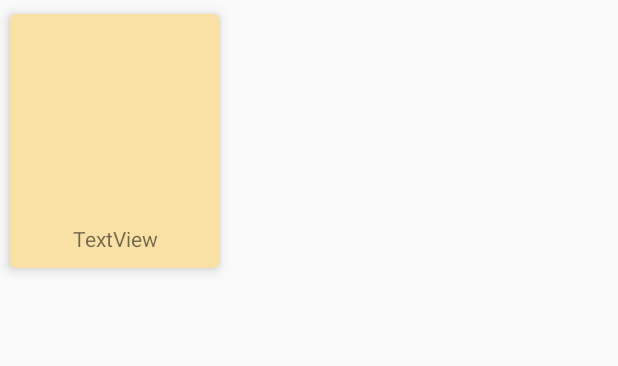
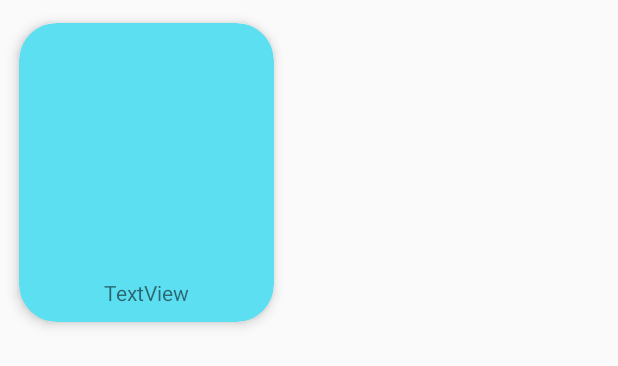
Before and after one commit to saraardila/RickAndMortyAppTest, an Android app: the layout character_view_holder.xml on its own in the app's theme, with its tools: preview values and no code run, on a phone screen of 412 x 824 dp. Shown: the top 366 px of the screen. Run offline under Robolectric (Android 15) with nearby library versions, the phone set to English and light mode, and no system bars.

Commit message:
Cambios visuales, versión estable

```diff
--- a/app/src/main/java/com/nawin/rickandmortyapptest/ui/MainActivity.java
+++ b/app/src/main/java/com/nawin/rickandmortyapptest/ui/MainActivity.java
@@ -7,6 +7,7 @@ import android.widget.Toast;
 import androidx.annotation.NonNull;
 import androidx.appcompat.app.AppCompatActivity;
 import androidx.recyclerview.widget.GridLayoutManager;
+import androidx.recyclerview.widget.LinearLayoutManager;
 import androidx.recyclerview.widget.RecyclerView;
 
 import com.nawin.rickandmortyapptest.R;
@@ -17,10 +18,8 @@ import com.nawin.rickandmortyapptest.network.ApiService;
 import com.nawin.rickandmortyapptest.network.RetrofitClient;
 
 import java.util.ArrayList;
-import java.util.List;
 
 import javax.net.ssl.HttpsURLConnection;
-
 
 import retrofit2.Call;
 import retrofit2.Callback;
--- a/app/src/main/res/layout/activity_character_detail.xml
+++ b/app/src/main/res/layout/activity_character_detail.xml
@@ -11,7 +11,7 @@
     <ScrollView
         android:layout_width="match_parent"
         android:layout_height="match_parent"
-        android:background="@color/primaryColor"
+        android:background="@color/primaryLightColor"
 
         tools:context="com.kulnois.rickandmortyapp.ui.detail.DetailFragment">
 
--- a/app/src/main/res/layout/character_view_holder.xml
+++ b/app/src/main/res/layout/character_view_holder.xml
@@ -1,10 +1,9 @@
-<?xml version="1.0" encoding="utf-8"?>
 <androidx.cardview.widget.CardView xmlns:android="http://schemas.android.com/apk/res/android"
     xmlns:app="http://schemas.android.com/apk/res-auto"
     android:layout_width="wrap_content"
     android:layout_height="wrap_content"
-    app:cardBackgroundColor="#F9E1A6"
-    app:cardCornerRadius="4dp"
+    app:cardBackgroundColor="@color/primaryLightColor"
+    app:cardCornerRadius="25dp"
     app:cardElevation="5dp"
     app:cardUseCompatPadding="true">
 
@@ -16,8 +15,8 @@
 
         <ImageView
             android:id="@+id/imgCharacterCard"
-            android:layout_width="120dp"
-            android:layout_height="120dp"/>
+            android:layout_width="150dp"
+            android:layout_height="150dp"/>
 
         <TextView
             android:id="@+id/lbNameCharacterCard"
@@ -27,4 +26,5 @@
             android:gravity="center"
             android:text="TextView" />
     </LinearLayout>
+
 </androidx.cardview.widget.CardView>
--- a/app/src/main/res/values/colors.xml
+++ b/app/src/main/res/values/colors.xml
@@ -5,7 +5,4 @@
     <color name="primaryDarkColor">#007d8f</color>
     <color name="primaryTextColor">#000000</color>
     <color name="backgroundApp">#fafaf8</color>
-    <color name="alive">#55CC44</color>
-    <color name="dead">#d63d2e</color>
-    <color name="unknown">#858585</color>
 </resources>
--- a/app/src/main/res/values/strings.xml
+++ b/app/src/main/res/values/strings.xml
@@ -1,5 +1,5 @@
 <resources>
-    <string name="app_name">Rick And Morty App</string>
+    <string name="app_name">Rick And Morty Test Code</string>
     <string name="item_gender_tools_text">Genero: </string>
     <string name="item_last_location_tools_text">Última ubicación conocida:</string>
     <string name="item_first_seen_tools_text">Primera vez visto en:</string>
--- a/app/src/main/res/values/styles.xml
+++ b/app/src/main/res/values/styles.xml
@@ -1,6 +1,6 @@
 <resources>
     <!-- Base application theme. -->
-    <style name="AppTheme" parent="Theme.AppCompat.Light.NoActionBar">
+    <style name="AppTheme" parent="Theme.AppCompat.DayNight.DarkActionBar">
         <!-- Customize your theme here. -->
         <item name="colorPrimary">@color/primaryColor</item>
         <item name="colorPrimaryDark">@color/primaryDarkColor</item>
```
Also changed, not shown: app/src/main/res/layout/item_character.xml (deleted, +0 -22 lines).
